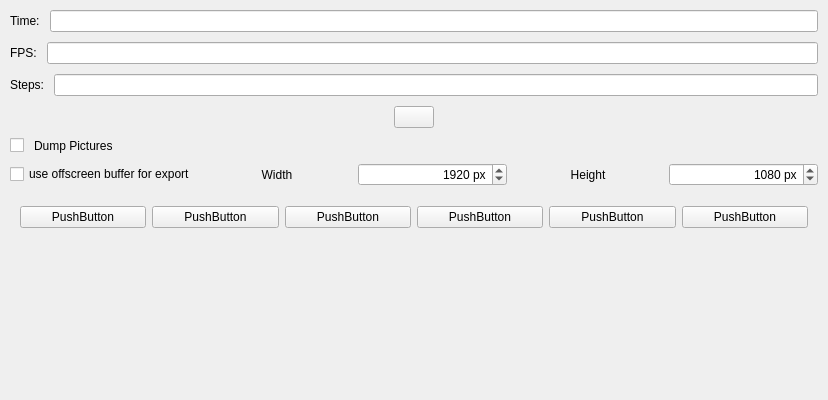
Above: src/gui/Animate.ui from openscad/openscad before the change. Below: the same form after it.
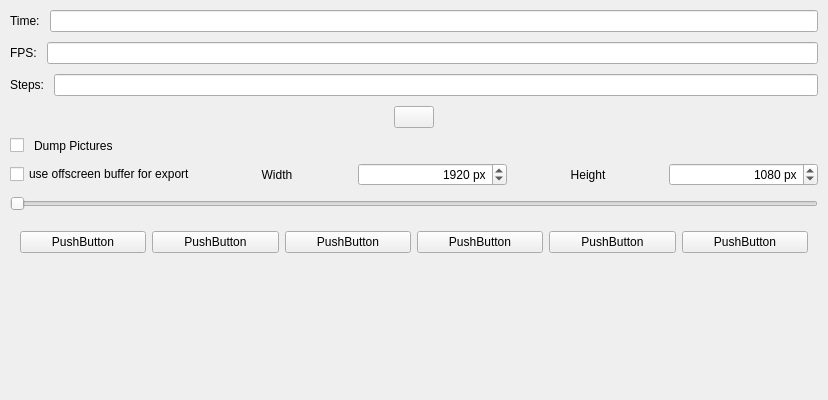
That is the form after the change. Icons and pictures are not drawn.

Commit message: add horizontalSlider to show progress of t, use mutex lock to avoid conflicts

```diff
--- a/src/gui/Animate.ui
+++ b/src/gui/Animate.ui
@@ -281,6 +281,13 @@
      </layout>
     </widget>
    </item>
+   <item>
+    <widget class="QSlider" name="horizontalSlider">
+     <property name="orientation">
+      <enum>Qt::Horizontal</enum>
+     </property>
+    </widget>
+   </item>
    <item>
     <widget class="QWidget" name="vcr_controls" native="true">
      <layout class="QHBoxLayout" name="horizontalLayout_VCR">
```
The commit also changes 2 other files.
